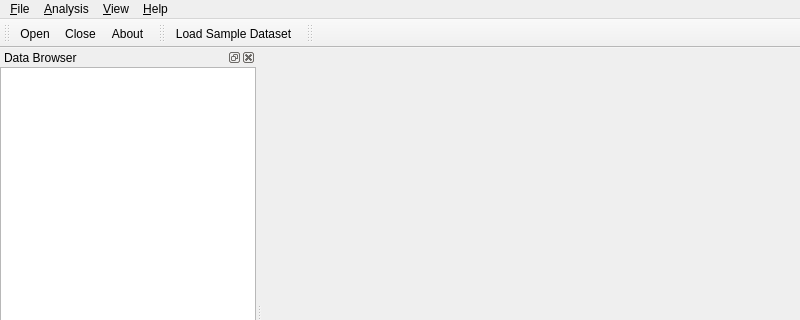
This is Application/Resources/UI/voMainWindow.ui in Kitware/Visomics as Qt 5 draws it before an edit; both pictures show x 0 to 800 and y 0 to 320 of the 800 by 600 pixel window. The edited form follows.
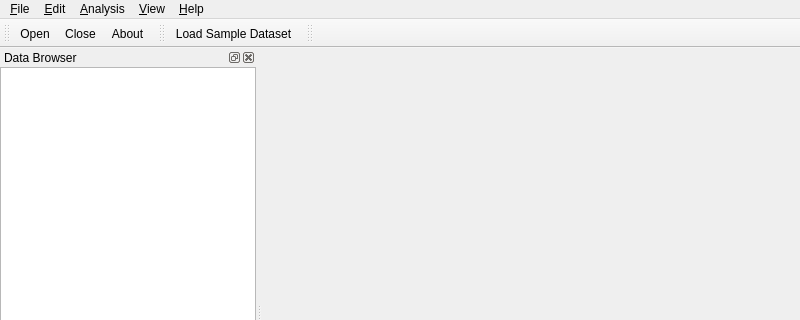
This is the edited form. Icons and pictures are not drawn. Custom widgets are drawn as their Qt base class.

What changed in the file:
```diff
--- a/Application/Resources/UI/voMainWindow.ui
+++ b/Application/Resources/UI/voMainWindow.ui
@@ -24,7 +24,7 @@
      <x>0</x>
      <y>0</y>
      <width>800</width>
-     <height>25</height>
+     <height>23</height>
     </rect>
    </property>
    <widget class="QMenu" name="menuFile">
@@ -59,7 +59,14 @@
     <addaction name="separator"/>
     <addaction name="actionViewErrorLog"/>
    </widget>
+   <widget class="QMenu" name="menuEdit">
+    <property name="title">
+     <string>&amp;Edit</string>
+    </property>
+    <addaction name="actionRemoteAnalysisSettings"/>
+   </widget>
    <addaction name="menuFile"/>
+   <addaction name="menuEdit"/>
    <addaction name="menuAnalysis"/>
    <addaction name="menu_View"/>
    <addaction name="menuHelp"/>
```
Left out of the diff: 5 changed lines with no effect on the pictures.
